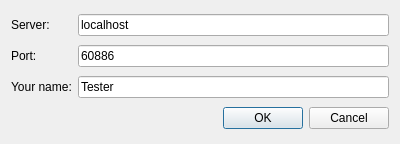
First picture: the form in login.ui, repository starchimpsgroup/evcc, before the edit.
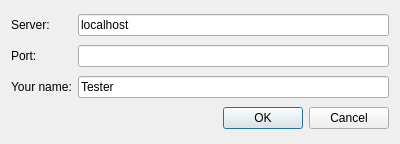
Second picture: the form after the edit.

Patch:
```diff
--- a/login.ui
+++ b/login.ui
@@ -38,7 +38,7 @@
    <item row="1" column="1">
     <widget class="QLineEdit" name="port">
      <property name="text">
-      <string>60886</string>
+      <string/>
      </property>
     </widget>
    </item>
```
